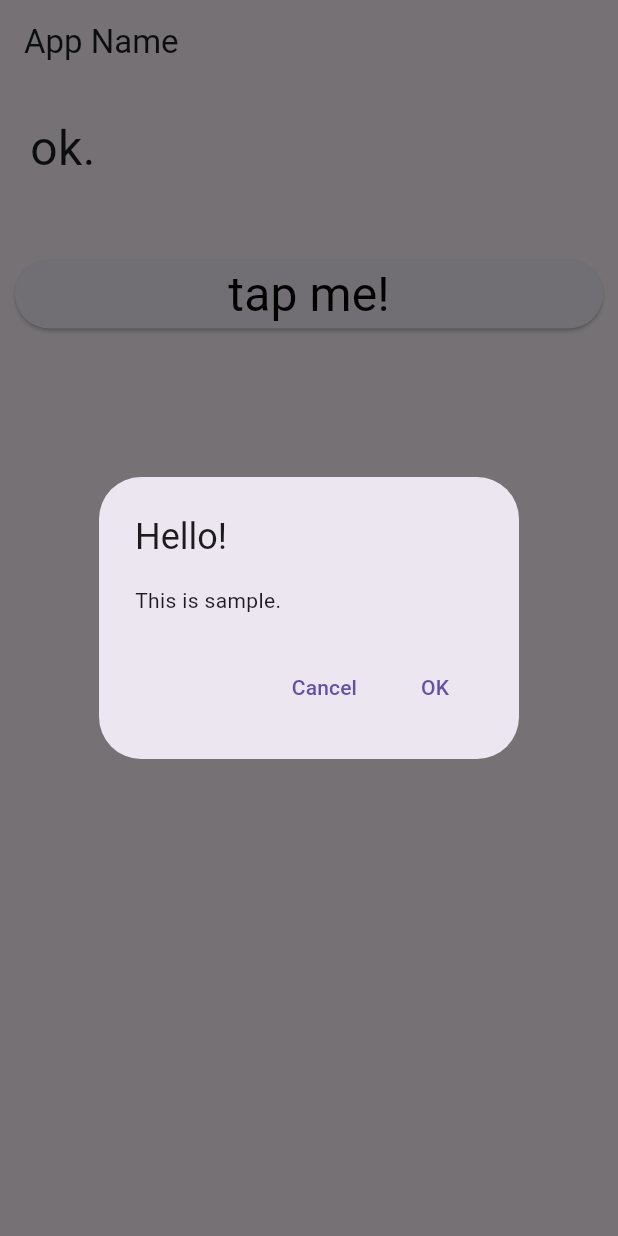
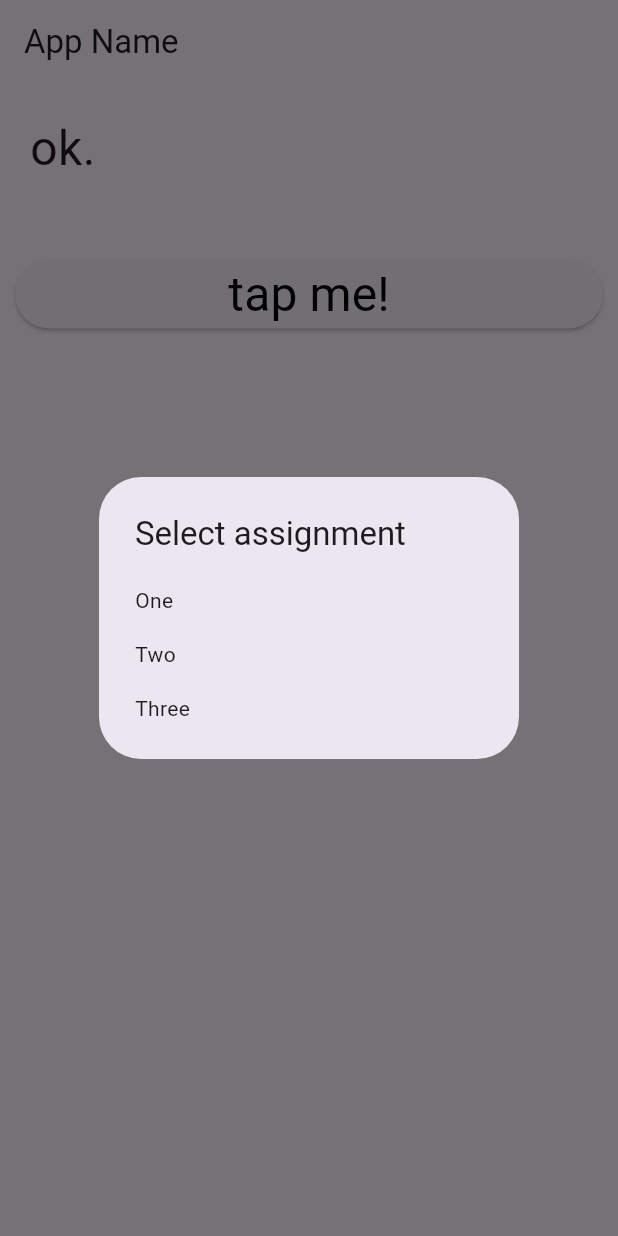
Before and after one commit to f24ba017/RepositoryForVSCode, a Flutter app: the screen it shows after launch, after a tap on "tap me!", on a phone screen of 412 x 824 dp. Run offline on Flutter 3.47's test engine with Material 3 defaults, Android fonts, the phone set to English and light mode, and no system bars.

Commit message:
3-18 書き換え

```diff
--- a/flutter_app/lib/main.dart
+++ b/flutter_app/lib/main.dart
@@ -77,18 +77,21 @@ class _MyHomePageState extends State<MyHomePage> {
   void buttonPressed(){
     showDialog(
       context: context,
-      builder: (BuildContext context) => AlertDialog(
-        title: Text("Hello!"),
-        content: const Text("This is sample."),
-        actions: <Widget>[
-          TextButton(
-              child: const Text('Cancel'),
-              onPressed: () => Navigator.pop<String>(context, 'Cancel')
+      builder: (BuildContext context) => SimpleDialog(
+        title: const Text('Select assignment'),
+        children: <Widget>[
+          SimpleDialogOption(
+            onPressed: () => Navigator.pop<String>(context, 'One'),
+            child: const Text('One'),
           ),
-          TextButton(
-              child: const Text('OK'),
-              onPressed: () => Navigator.pop<String>(context, 'OK')
-          )
+          SimpleDialogOption(
+            onPressed: () => Navigator.pop<String>(context, 'Two'),
+            child: const Text('Two'),
+          ),
+          SimpleDialogOption(
+            onPressed: () => Navigator.pop<String>(context, 'Three'),
+            child: const Text('Three'),
+          ),
         ],
       ),
     ).then<void>((value) => resultAlert(value));
```
